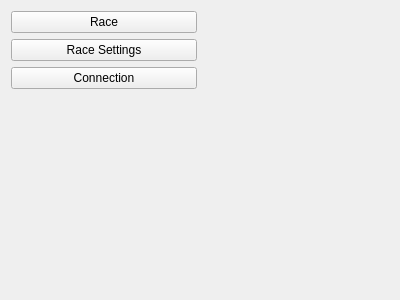
First picture: the form in Software/Race/windowracemain.ui, repository martro/RoboDriftSensors, before the edit.
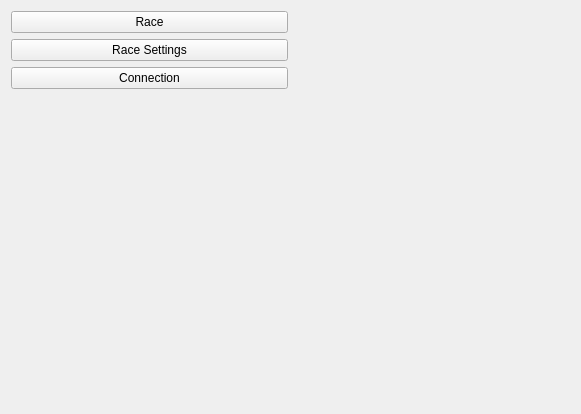
Second picture: the form after the edit. Icons and pictures are not drawn.

The edit to the form file:
```diff
--- a/Software/Race/windowracemain.ui
+++ b/Software/Race/windowracemain.ui
@@ -6,14 +6,16 @@
    <rect>
     <x>0</x>
     <y>0</y>
-    <width>400</width>
-    <height>300</height>
+    <width>581</width>
+    <height>414</height>
    </rect>
   </property>
   <property name="windowTitle">
    <string>Form</string>
   </property>
-  <layout class="QHBoxLayout" name="horizontalLayout" stretch="0,0">
+  <layout class="QVBoxLayout" name="verticalLayout_3">
+   <item>
+    <layout class="QHBoxLayout" name="horizontalLayout_2">
    <item>
     <layout class="QVBoxLayout" name="verticalLayout">
      <item>
@@ -53,6 +55,8 @@
     </layout>
    </item>
    <item>
+      <layout class="QVBoxLayout" name="verticalLayout_2">
+       <item>
     <layout class="QGridLayout" name="CurrentWindow">
      <item row="0" column="0">
       <widget class="QLabel" name="image">
@@ -65,6 +69,13 @@
       </widget>
      </item>
     </layout>
+       </item>
+      </layout>
+     </item>
+    </layout>
+   </item>
+   <item>
+    <layout class="QGridLayout" name="Communication"/>
    </item>
   </layout>
  </widget>
```
Lines whose indentation alone changed are shown as unchanged.
